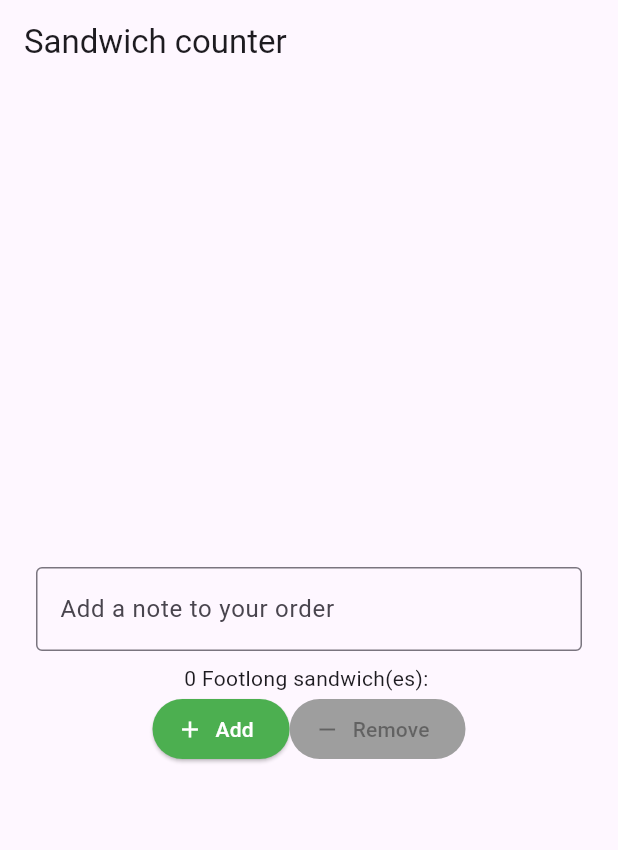
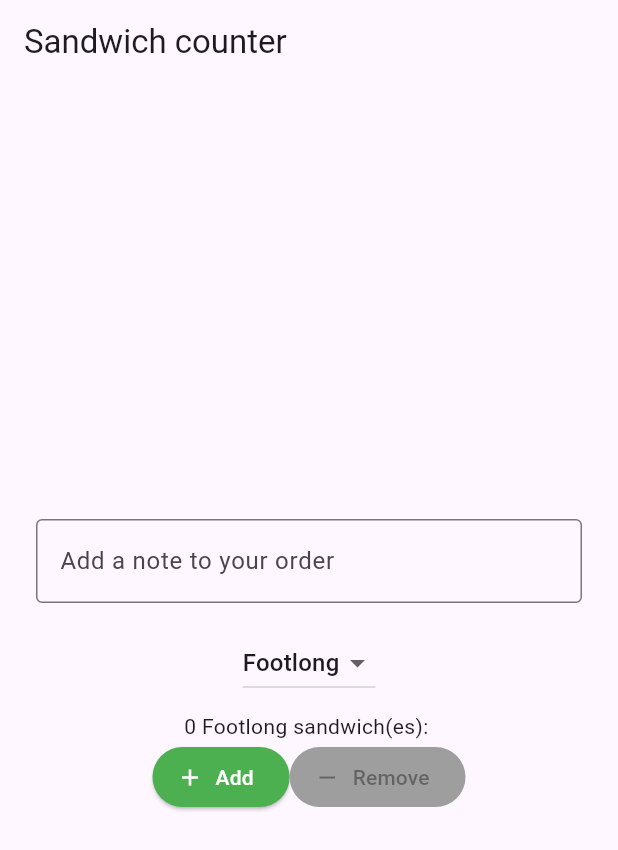
Before and after one commit to JxrryJr/sandwich_shop, a Flutter app: the screen it shows after launch, on a phone screen of 412 x 824 dp. Shown: the top 850 px of the screen. Run offline on Flutter 3.47's test engine with Material 3 defaults, Android fonts, the phone set to English and light mode, and no system bars.

```diff
--- a/lib/main.dart
+++ b/lib/main.dart
@@ -69,6 +69,9 @@ class OrderScreen extends StatefulWidget {
 class _OrderScreenState extends State<OrderScreen> {
   int _quantity = 0;
   String _note = '';
+  String _selctedSize = 'Footlong';
+
+  static const List<String> _sizes = <String>['6-inch', 'Footlong'];
 
   void _increaseQuantity() {
     if (_quantity < widget.maxQuantity) {
@@ -113,6 +116,28 @@ class _OrderScreenState extends State<OrderScreen> {
                 },
               ),
             ),
+
+            Padding (
+              padding:
+                  const EdgeInsets.symmetric(horizontal: 24.0, vertical: 8.0),
+              child: DropdownButton<String>(
+                value: _selctedSize,
+                items: _sizes.map<DropdownMenuItem<String>>((String value) {
+                  return DropdownMenuItem<String>(
+                    value: value,
+                    child: Text(value),
+                  );
+                }).toList(),
+                onChanged: (String? newValue) {
+                  setState(() {
+                    _selctedSize = newValue!;
+                  });
+                },
+              ),
+            ),
+
+
+
             OrderItemDisplay(
               _quantity,
               'Footlong',
```
